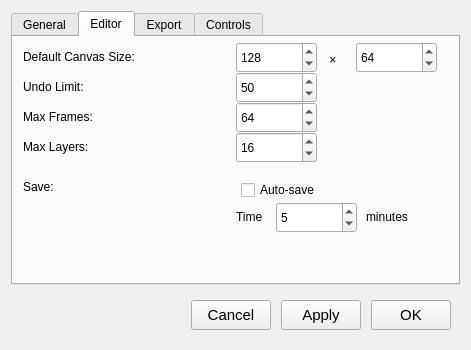
ilertwo/POD2d, file POD2d/settingsdialog.ui: the form before one commit.
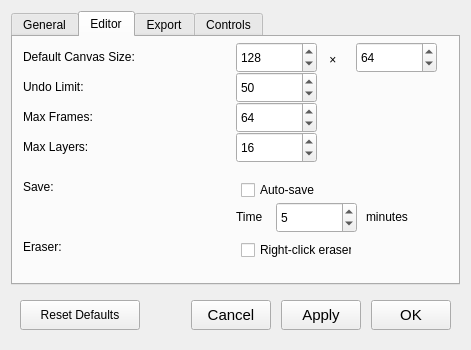
The form after the commit. The open tabs and pages were chosen to show the change.

Commit message: feat(ui): save UI panels state and palette on exit, add reset settings button

```diff
--- a/POD2d/settingsdialog.ui
+++ b/POD2d/settingsdialog.ui
@@ -351,6 +351,19 @@
            <string>Max Layers:</string>
           </property>
          </widget>
+         <widget class="QLabel" name="label_21">
+          <property name="geometry">
+           <rect>
+            <x>10</x>
+            <y>200</y>
+            <width>101</width>
+            <height>20</height>
+           </rect>
+          </property>
+          <property name="text">
+           <string>Eraser:</string>
+          </property>
+         </widget>
         </widget>
        </item>
        <item>
@@ -548,6 +561,22 @@
            <number>16</number>
           </property>
          </widget>
+         <widget class="QCheckBox" name="chk_RightClickEraser">
+          <property name="geometry">
+           <rect>
+            <x>5</x>
+            <y>200</y>
+            <width>111</width>
+            <height>26</height>
+           </rect>
+          </property>
+          <property name="cursor">
+           <cursorShape>PointingHandCursor</cursorShape>
+          </property>
+          <property name="text">
+           <string>Right-click eraser:</string>
+          </property>
+         </widget>
         </widget>
        </item>
       </layout>
@@ -781,6 +810,28 @@
       <property name="spacing">
        <number>10</number>
       </property>
+      <item>
+       <widget class="QPushButton" name="btn_ResetDefaults">
+        <property name="minimumSize">
+         <size>
+          <width>120</width>
+          <height>30</height>
+         </size>
+        </property>
+        <property name="maximumSize">
+         <size>
+          <width>120</width>
+          <height>30</height>
+         </size>
+        </property>
+        <property name="cursor">
+         <cursorShape>PointingHandCursor</cursorShape>
+        </property>
+        <property name="text">
+         <string>Reset Defaults</string>
+        </property>
+       </widget>
+      </item>
       <item>
        <spacer name="horizontalSpacer">
         <property name="orientation">
```
Left out of the diff: 2 changed lines with no effect on the pictures. The commit also changes 11 other files.
